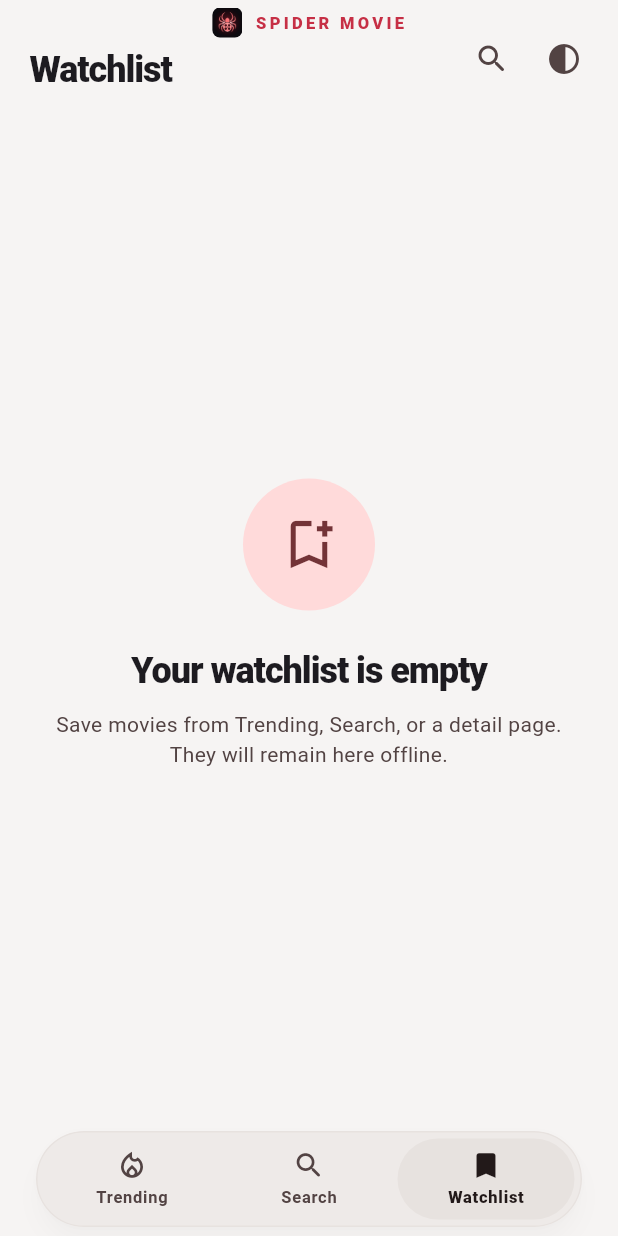
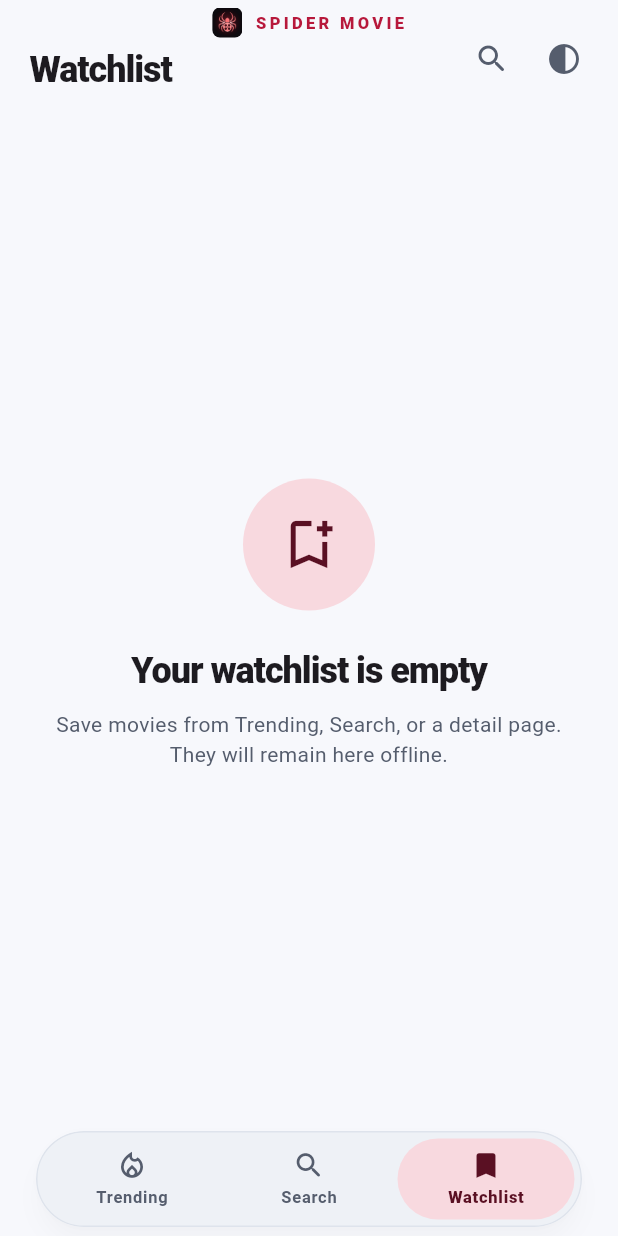
Before and after one commit to omed-code/Gornanet, a Flutter app: the screen it shows after launch, item 3 of the bottom bar chosen, on a phone screen of 412 x 824 dp. Run offline on Flutter 3.47's test engine with Material 3 defaults, Android fonts, the light colour scheme and no system bars; our stand-ins replace flutter_riverpod, flutter_secure_storage, shared_preferences.

Commit message:
changing color of the pages

```diff
--- a/lib/src/theme/app_theme.dart
+++ b/lib/src/theme/app_theme.dart
@@ -1,28 +1,48 @@
 import 'package:flutter/material.dart';
 
 abstract final class AppTheme {
-  static const _red = Color(0xFFC62F45);
-  static const _darkBackground = Color(0xFF09090B);
-  static const _lightBackground = Color(0xFFF6F4F3);
+  static const _crimson = Color(0xFFB7183B);
+  static const _cobalt = Color(0xFF2855C7);
+  static const _darkBackground = Color(0xFF080B12);
+  static const _lightBackground = Color(0xFFF7F8FC);
 
   static ThemeData get light => _theme(Brightness.light);
   static ThemeData get dark => _theme(Brightness.dark);
 
   static ThemeData _theme(Brightness brightness) {
     final isDark = brightness == Brightness.dark;
-    final scheme = ColorScheme.fromSeed(seedColor: _red, brightness: brightness)
-        .copyWith(
-          primary: isDark ? const Color(0xFFFF6B7C) : _red,
-          surface: isDark ? const Color(0xFF151518) : Colors.white,
+    final scheme =
+        ColorScheme.fromSeed(
+          seedColor: _crimson,
+          brightness: brightness,
+        ).copyWith(
+          primary: isDark ? const Color(0xFFFF607B) : _crimson,
+          onPrimary: Colors.white,
+          primaryContainer: isDark
+              ? const Color(0xFF5B1728)
+              : const Color(0xFFF8D9DF),
+          onPrimaryContainer: isDark
+              ? const Color(0xFFFFD9E0)
+              : const Color(0xFF5A1023),
+          secondary: isDark ? const Color(0xFF7CA7FF) : _cobalt,
+          secondaryContainer: isDark
+              ? const Color(0xFF183466)
+              : const Color(0xFFDCE6FF),
+          surface: isDark ? const Color(0xFF111722) : Colors.white,
+          onSurface: isDark ? const Color(0xFFF3F5FA) : const Color(0xFF171A22),
+          onSurfaceVariant: isDark
+              ? const Color(0xFFB7C0D0)
+              : const Color(0xFF555D6D),
           surfaceContainer: isDark
-              ? const Color(0xFF1C1C20)
-              : const Color(0xFFEEEAE8),
+              ? const Color(0xFF182130)
+              : const Color(0xFFEEF1F6),
           surfaceContainerHighest: isDark
-              ? const Color(0xFF29292E)
-              : const Color(0xFFE7E2DF),
+              ? const Color(0xFF243044)
+              : const Color(0xFFE3E8F0),
+          outline: isDark ? const Color(0xFF76839A) : const Color(0xFF747D8E),
           outlineVariant: isDark
-              ? const Color(0xFF303036)
-              : const Color(0xFFE5DFDC),
+              ? const Color(0xFF2B394F)
+              : const Color(0xFFD8DEE8),
         );
     final baseText = ThemeData(brightness: brightness).textTheme;
     return ThemeData(
@@ -60,6 +80,28 @@ abstract final class AppTheme {
         shape: RoundedRectangleBorder(
           borderRadius: BorderRadius.circular(22),
           side: BorderSide(color: scheme.outlineVariant.withValues(alpha: .8)),
+        ),
+      ),
+      bottomSheetTheme: BottomSheetThemeData(
+        backgroundColor: scheme.surface,
+        modalBackgroundColor: scheme.surface,
+        surfaceTintColor: Colors.transparent,
+        dragHandleColor: scheme.primary,
+        shape: const RoundedRectangleBorder(
+          borderRadius: BorderRadius.vertical(top: Radius.circular(30)),
+        ),
+      ),
+      dialogTheme: DialogThemeData(
+        backgroundColor: scheme.surface,
+        surfaceTintColor: Colors.transparent,
+        shape: RoundedRectangleBorder(borderRadius: BorderRadius.circular(24)),
+      ),
+      popupMenuTheme: PopupMenuThemeData(
+        color: scheme.surface,
+        surfaceTintColor: Colors.transparent,
+        shape: RoundedRectangleBorder(
+          borderRadius: BorderRadius.circular(16),
+          side: BorderSide(color: scheme.outlineVariant),
         ),
       ),
       inputDecorationTheme: InputDecorationTheme(
@@ -134,6 +176,11 @@ abstract final class AppTheme {
         ),
       ),
       dividerTheme: DividerThemeData(color: scheme.outlineVariant),
+      progressIndicatorTheme: ProgressIndicatorThemeData(
+        color: scheme.primary,
+        linearTrackColor: scheme.primaryContainer,
+        circularTrackColor: scheme.surfaceContainerHighest,
+      ),
       snackBarTheme: SnackBarThemeData(
         behavior: SnackBarBehavior.floating,
         shape: RoundedRectangleBorder(borderRadius: BorderRadius.circular(14)),
--- a/lib/src/ui/home_shell.dart
+++ b/lib/src/ui/home_shell.dart
@@ -180,9 +180,7 @@ class _BottomNavigationItem extends StatelessWidget {
           duration: const Duration(milliseconds: 320),
           curve: Curves.easeInOutCubic,
           decoration: BoxDecoration(
-            color: selected
-                ? scheme.surfaceContainerHighest
-                : Colors.transparent,
+            color: selected ? scheme.primaryContainer : Colors.transparent,
             borderRadius: BorderRadius.circular(27),
           ),
           child: Material(
@@ -204,7 +202,7 @@ class _BottomNavigationItem extends StatelessWidget {
                         key: ValueKey<bool>(selected),
                         size: 22,
                         color: selected
-                            ? scheme.onSurface
+                            ? scheme.onPrimaryContainer
                             : scheme.onSurfaceVariant,
                       ),
                     ),
@@ -214,7 +212,7 @@ class _BottomNavigationItem extends StatelessWidget {
                       maxLines: 1,
                       style: Theme.of(context).textTheme.labelSmall?.copyWith(
                         color: selected
-                            ? scheme.onSurface
+                            ? scheme.onPrimaryContainer
                             : scheme.onSurfaceVariant,
                         fontWeight: selected
                             ? FontWeight.w800
--- a/lib/src/ui/movie_detail_screen.dart
+++ b/lib/src/ui/movie_detail_screen.dart
@@ -272,19 +272,24 @@ class _Metadata extends StatelessWidget {
     return Container(
       padding: const EdgeInsets.symmetric(horizontal: 11, vertical: 8),
       decoration: BoxDecoration(
-        color: Theme.of(context).colorScheme.surfaceContainer,
+        color: Theme.of(context).colorScheme.secondaryContainer,
         borderRadius: BorderRadius.circular(99),
       ),
       child: Row(
         mainAxisSize: MainAxisSize.min,
         children: <Widget>[
-          Icon(icon, size: 17, color: iconColor),
+          Icon(
+            icon,
+            size: 17,
+            color: iconColor ?? Theme.of(context).colorScheme.secondary,
+          ),
           const SizedBox(width: 5),
           Text(
             label,
-            style: Theme.of(
-              context,
-            ).textTheme.labelLarge?.copyWith(fontWeight: FontWeight.w700),
+            style: Theme.of(context).textTheme.labelLarge?.copyWith(
+              color: Theme.of(context).colorScheme.onSecondaryContainer,
+              fontWeight: FontWeight.w700,
+            ),
           ),
         ],
       ),
--- a/lib/src/ui/watchlist_screen.dart
+++ b/lib/src/ui/watchlist_screen.dart
@@ -64,7 +64,7 @@ class _WatchlistSummary extends StatelessWidget {
         gradient: LinearGradient(
           colors: <Color>[
             Theme.of(context).colorScheme.primaryContainer,
-            Theme.of(context).colorScheme.surfaceContainer,
+            Theme.of(context).colorScheme.secondaryContainer,
           ],
         ),
         borderRadius: BorderRadius.circular(20),
--- a/lib/src/ui/widgets/movie_card.dart
+++ b/lib/src/ui/widgets/movie_card.dart
@@ -113,22 +113,25 @@ class MovieCard extends ConsumerWidget {
                                 decoration: BoxDecoration(
                                   color: Theme.of(
                                     context,
-                                  ).colorScheme.surfaceContainer,
+                                  ).colorScheme.secondaryContainer,
                                   borderRadius: BorderRadius.circular(99),
                                 ),
                                 child: Text(
                                   movie.releaseYear,
                                   style: Theme.of(context).textTheme.labelMedium
-                                      ?.copyWith(fontWeight: FontWeight.w700),
+                                      ?.copyWith(
+                                        color: Theme.of(
+                                          context,
+                                        ).colorScheme.onSecondaryContainer,
+                                        fontWeight: FontWeight.w700,
+                                      ),
                                 ),
                               ),
                               const SizedBox(width: 8),
                               Icon(
                                 Icons.arrow_outward_rounded,
                                 size: 15,
-                                color: Theme.of(
-                                  context,
-                                ).colorScheme.onSurfaceVariant,
+                                color: Theme.of(context).colorScheme.secondary,
                               ),
                               const SizedBox(width: 4),
                               Text(
```
